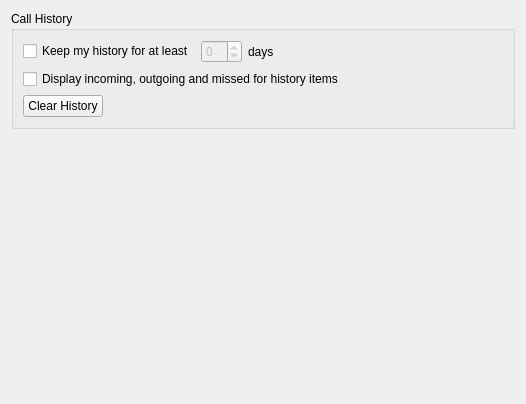
First picture: the form in src/conf/dlggeneralbase.ui, repository KDE/ring-kde, before the edit.
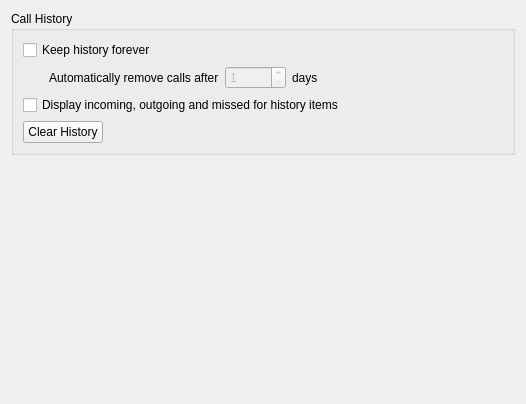
Second picture: the form after the edit. Custom widgets are drawn as their Qt base class.

Commit message: [ #36509 ] Improve history config dialog usability

The edit to the form file:
```diff
--- a/src/conf/dlggeneralbase.ui
+++ b/src/conf/dlggeneralbase.ui
@@ -25,22 +25,39 @@
      <property name="title">
       <string>Call History</string>
      </property>
-     <layout class="QGridLayout" name="gridLayout_2">
-      <item row="0" column="0">
-       <widget class="QWidget" name="widget_historyCapacity_2" native="true">
-        <layout class="QHBoxLayout" name="horizontalLayout_11">
-         <property name="margin">
-          <number>0</number>
-         </property>
-         <item>
-          <widget class="QCheckBox" name="kcfg_enableHistory">
+     <layout class="QGridLayout" name="gridLayout">
+      <item row="0" column="0" colspan="2">
+       <widget class="QCheckBox" name="m_pKeepHistory">
+        <property name="text">
+         <string>Keep history forever</string>
+        </property>
+       </widget>
+      </item>
+      <item row="1" column="0">
+       <spacer name="horizontalSpacer_2">
+        <property name="orientation">
+         <enum>Qt::Horizontal</enum>
+        </property>
+        <property name="sizeType">
+         <enum>QSizePolicy::Fixed</enum>
+        </property>
+        <property name="sizeHint" stdset="0">
+         <size>
+          <width>20</width>
+          <height>20</height>
+         </size>
+        </property>
+       </spacer>
+      </item>
+      <item row="1" column="1">
+       <widget class="QLabel" name="label_2">
            <property name="text">
-            <string>Keep my history for at least</string>
+         <string>Automatically remove calls after</string>
            </property>
           </widget>
          </item>
-         <item>
-          <widget class="KIntSpinBox" name="kcfg_historyMax">
+      <item row="1" column="2">
+       <widget class="KIntSpinBox" name="m_pHistoryMax">
            <property name="enabled">
             <bool>false</bool>
            </property>
@@ -50,25 +67,25 @@
              <verstretch>0</verstretch>
             </sizepolicy>
            </property>
+        <property name="buttonSymbols">
+         <enum>QAbstractSpinBox::PlusMinus</enum>
+        </property>
            <property name="minimum">
-            <number>-8</number>
+         <number>1</number>
+        </property>
+        <property name="maximum">
+         <number>10000</number>
            </property>
           </widget>
          </item>
-         <item>
+      <item row="1" column="3">
           <widget class="QLabel" name="label">
-           <property name="sizePolicy">
-            <sizepolicy hsizetype="Preferred" vsizetype="Preferred">
-             <horstretch>0</horstretch>
-             <verstretch>0</verstretch>
-            </sizepolicy>
-           </property>
            <property name="text">
             <string comment="Keep my history for at least *** days">days</string>
            </property>
           </widget>
          </item>
-         <item>
+      <item row="1" column="4">
           <spacer name="horizontalSpacer">
            <property name="orientation">
             <enum>Qt::Horizontal</enum>
@@ -81,17 +98,14 @@
            </property>
           </spacer>
          </item>
-        </layout>
-       </widget>
-      </item>
-      <item row="1" column="0">
+      <item row="2" column="0" colspan="5">
        <widget class="QCheckBox" name="kcfg_displayHistoryStatus">
         <property name="text">
          <string>Display incoming, outgoing and missed for history items</string>
         </property>
        </widget>
       </item>
-      <item row="2" column="0">
+      <item row="3" column="0" colspan="2">
        <layout class="QHBoxLayout" name="horizontalLayout_2">
         <item>
          <widget class="QPushButton" name="toolButton_historyClear">
```
Left out of the diff: 47 changed lines with no effect on the pictures. Lines whose indentation alone changed are shown as unchanged. The commit also changes 4 other files.
